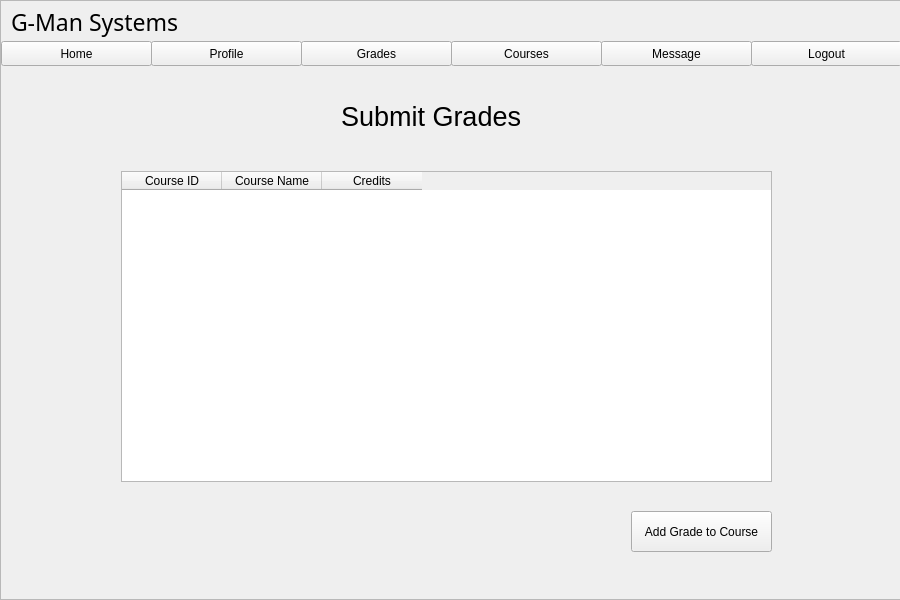
This is resources/UI/selectCourseToAddGrade.ui in Poom1997/gman as Qt 5 draws it before an edit. The edited form follows.
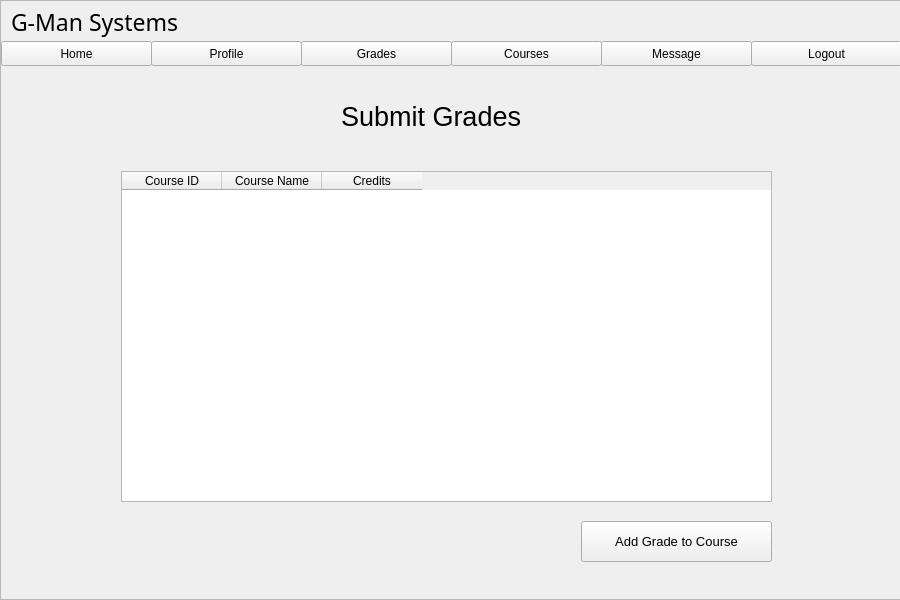
This is the edited form.

Patch:
```diff
--- a/resources/UI/selectCourseToAddGrade.ui
+++ b/resources/UI/selectCourseToAddGrade.ui
@@ -79,7 +79,7 @@
        <x>120</x>
        <y>170</y>
        <width>651</width>
-       <height>311</height>
+       <height>331</height>
       </rect>
      </property>
      <column>
@@ -199,12 +199,17 @@
     <widget class="QPushButton" name="addGradeButton">
      <property name="geometry">
       <rect>
-       <x>630</x>
-       <y>510</y>
-       <width>141</width>
+       <x>580</x>
+       <y>520</y>
+       <width>191</width>
        <height>41</height>
       </rect>
      </property>
+     <property name="font">
+      <font>
+       <pointsize>10</pointsize>
+      </font>
+     </property>
      <property name="text">
       <string>Add Grade to Course</string>
      </property>
```
